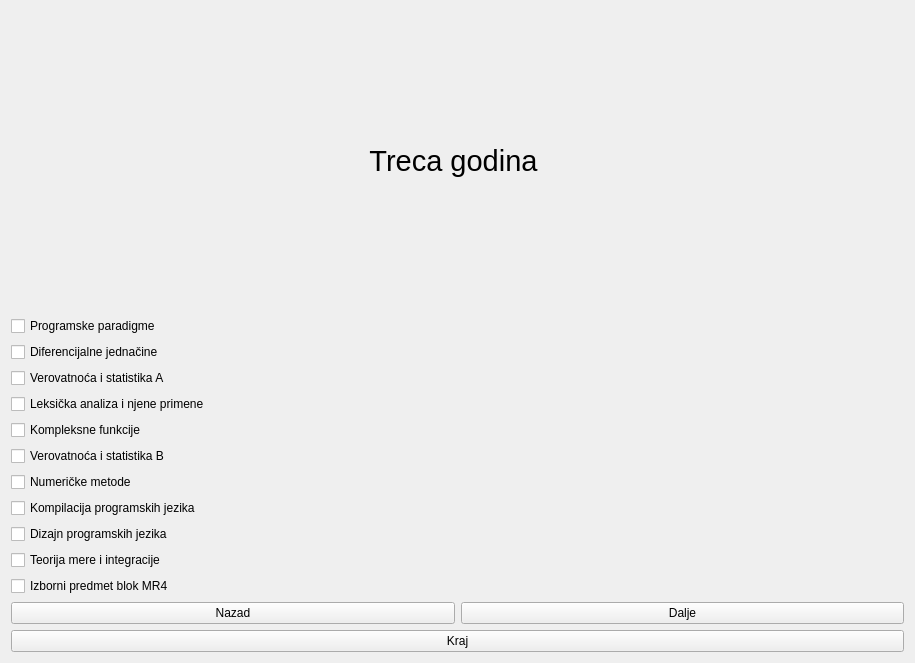
Old version of the form Planer/MatfPlaner/forms/ThirdYearMR.ui in the repository stenjo1/MATF_Planner.
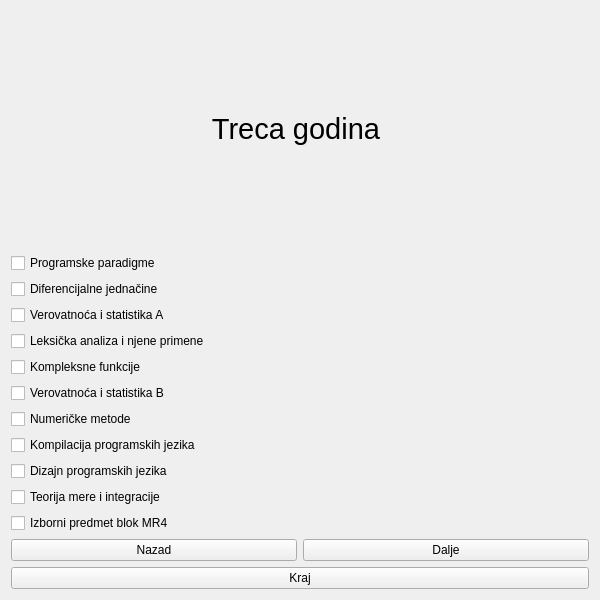
New version of the form.

```diff
--- a/Planer/MatfPlaner/forms/ThirdYearMR.ui
+++ b/Planer/MatfPlaner/forms/ThirdYearMR.ui
@@ -6,8 +6,8 @@
    <rect>
     <x>0</x>
     <y>0</y>
-    <width>915</width>
-    <height>663</height>
+    <width>600</width>
+    <height>600</height>
    </rect>
   </property>
   <property name="windowTitle">
```
